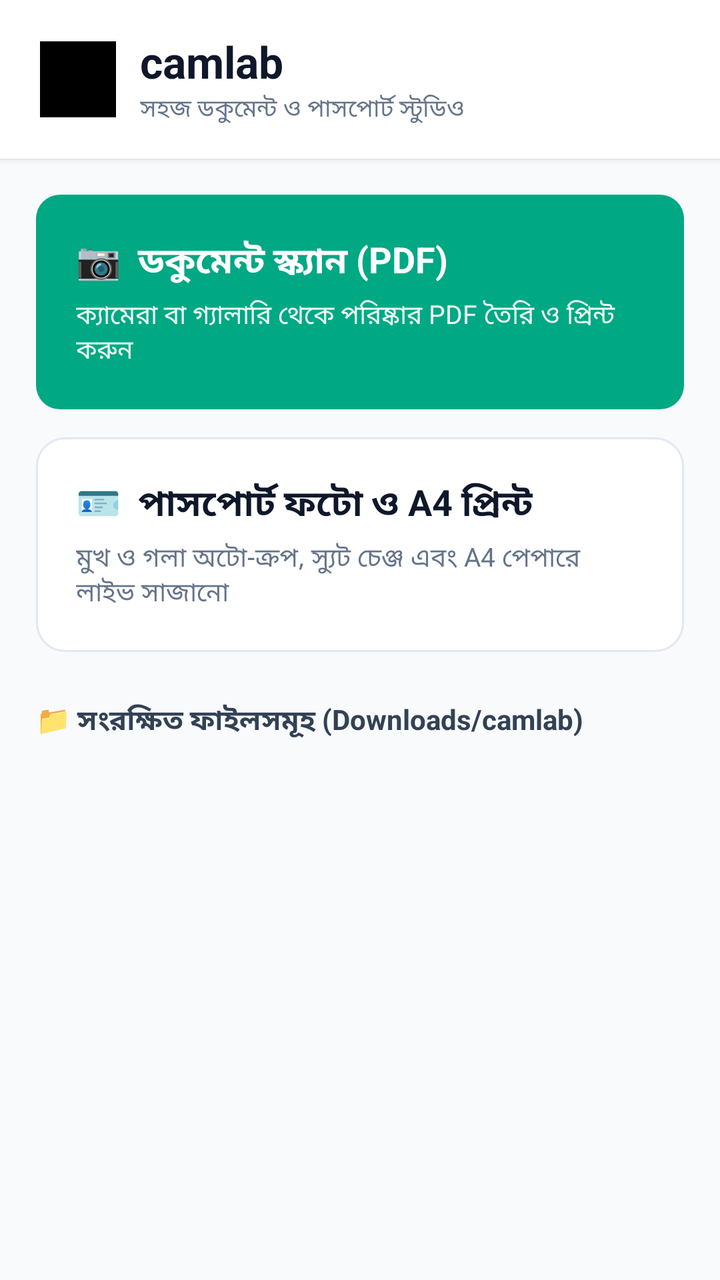
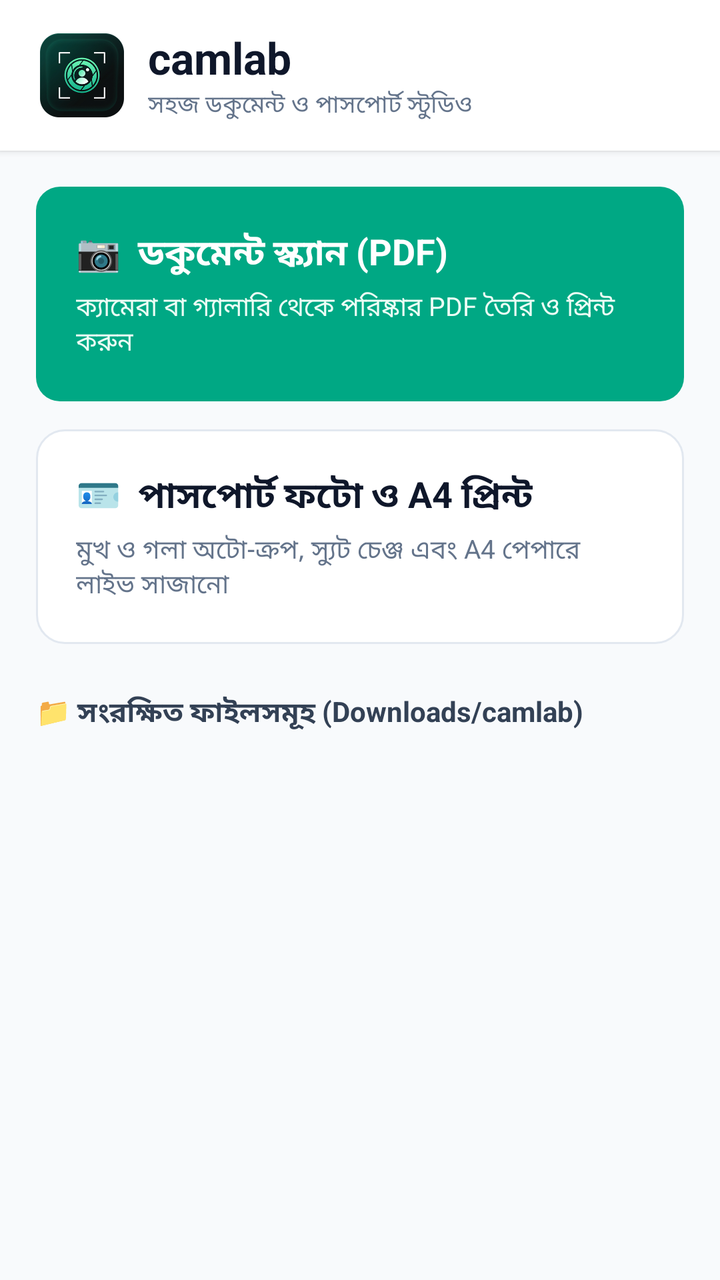

The first picture is an Android layout as it rendered before a commit; the second is the same layout after the commit. The layout source and the unified diff follow.
<!-- AndroidManifest.xml: application theme Theme.CamScannerPro -->
<!-- res/layout/activity_main.xml -->
<?xml version="1.0" encoding="utf-8"?>
<LinearLayout xmlns:android="http://schemas.android.com/apk/res/android"
    android:layout_width="match_parent"
    android:layout_height="match_parent"
    android:orientation="vertical"
    android:background="#F8FAFC">

    
    <LinearLayout
        android:layout_width="match_parent"
        android:layout_height="wrap_content"
        android:background="#FFFFFF"
        android:paddingHorizontal="20dp"
        android:paddingVertical="16dp"
        android:gravity="center_vertical"
        android:elevation="2dp">

        <ImageView
            android:layout_width="38dp"
            android:layout_height="38dp"
            android:src="@mipmap/ic_launcher"
            android:contentDescription="camlab" />

        <LinearLayout
            android:layout_width="0dp"
            android:layout_height="wrap_content"
            android:layout_weight="1"
            android:layout_marginStart="12dp"
            android:orientation="vertical">

            <TextView
                android:layout_width="wrap_content"
                android:layout_height="wrap_content"
                android:text="camlab"
                android:textColor="#0F172A"
                android:textSize="22sp"
                android:textStyle="bold" />

            <TextView
                android:layout_width="wrap_content"
                android:layout_height="wrap_content"
                android:text="সহজ ডকুমেন্ট ও পাসপোর্ট স্টুডিও"
                android:textColor="#64748B"
                android:textSize="12sp" />
        </LinearLayout>
    </LinearLayout>

    <ScrollView
        android:layout_width="match_parent"
        android:layout_height="match_parent"
        android:fillViewport="true">

        <LinearLayout
            android:layout_width="match_parent"
            android:layout_height="wrap_content"
            android:orientation="vertical"
            android:padding="18dp">

            
            <LinearLayout
                android:id="@+id/card_doc_scan"
                android:layout_width="match_parent"
                android:layout_height="wrap_content"
                android:background="@drawable/bg_btn_primary"
                android:padding="20dp"
                android:orientation="vertical"
                android:clickable="true"
                android:focusable="true">

                <TextView
                    android:layout_width="wrap_content"
                    android:layout_height="wrap_content"
                    android:text="📷  ডকুমেন্ট স্ক্যান (PDF)"
                    android:textColor="#FFFFFF"
                    android:textSize="18sp"
                    android:textStyle="bold" />

                <TextView
                    android:layout_width="wrap_content"
                    android:layout_height="wrap_content"
                    android:layout_marginTop="4dp"
                    android:text="ক্যামেরা বা গ্যালারি থেকে পরিষ্কার PDF তৈরি ও প্রিন্ট করুন"
                    android:textColor="#ECFDF5"
                    android:textSize="13sp" />
            </LinearLayout>

            <LinearLayout
                android:id="@+id/card_passport_studio"
                android:layout_width="match_parent"
                android:layout_height="wrap_content"
                android:layout_marginTop="14dp"
                android:background="@drawable/bg_card"
                android:padding="20dp"
                android:orientation="vertical"
                android:clickable="true"
                android:focusable="true">

                <TextView
                    android:layout_width="wrap_content"
                    android:layout_height="wrap_content"
                    android:text="🪪  পাসপোর্ট ফটো ও A4 প্রিন্ট"
                    android:textColor="#0F172A"
                    android:textSize="18sp"
                    android:textStyle="bold" />

                <TextView
                    android:layout_width="wrap_content"
                    android:layout_height="wrap_content"
                    android:layout_marginTop="4dp"
                    android:text="মুখ ও গলা অটো-ক্রপ, স্যুট চেঞ্জ এবং A4 পেপারে লাইভ সাজানো"
                    android:textColor="#64748B"
                    android:textSize="13sp" />
            </LinearLayout>

            
            <TextView
                android:layout_width="wrap_content"
                android:layout_height="wrap_content"
                android:layout_marginTop="24dp"
                android:layout_marginBottom="10dp"
                android:text="📁 সংরক্ষিত ফাইলসমূহ (Downloads/camlab)"
                android:textColor="#334155"
                android:textSize="14sp"
                android:textStyle="bold" />

            <LinearLayout
                android:id="@+id/saved_files_container"
                android:layout_width="match_parent"
                android:layout_height="wrap_content"
                android:orientation="vertical" />
        </LinearLayout>
    </ScrollView>
</LinearLayout>
<!-- resources referenced by this layout -->
<resources>
  <!-- drawable bg_btn_primary (drawable) -->
  <?xml version="1.0" encoding="utf-8"?>
  <shape xmlns:android="http://schemas.android.com/apk/res/android" android:shape="rectangle">
      <solid android:color="#00A884" />
      <corners android:radius="12dp" />
  </shape>
  <!-- drawable bg_card (drawable) -->
  <?xml version="1.0" encoding="utf-8"?>
  <shape xmlns:android="http://schemas.android.com/apk/res/android" android:shape="rectangle">
      <solid android:color="#FFFFFF" />
      <corners android:radius="14dp" />
      <stroke android:width="1dp" android:color="#E2E8F0" />
  </shape>
  <!-- mipmap ic_launcher: png bitmap (mipmap-xxhdpi, 67 bytes) -->
  <style name="Theme.CamScannerPro" parent="Theme.MaterialComponents.Light.NoActionBar">
          <item name="colorPrimary">#00A884</item>
          <item name="colorPrimaryDark">#00896C</item>
          <item name="colorAccent">#00A884</item>
          <item name="android:statusBarColor">#00896C</item>
      </style>
</resources>

<!-- the commit's change to res/layout/activity_main.xml (unified diff, before → after) -->
@@ -3,6 +3,7 @@
     android:layout_width="match_parent"
     android:layout_height="match_parent"
     android:orientation="vertical"
+    android:fitsSystemWindows="true"
     android:background="#F8FAFC">
 
     
@@ -11,14 +12,14 @@
         android:layout_height="wrap_content"
         android:background="#FFFFFF"
         android:paddingHorizontal="20dp"
-        android:paddingVertical="16dp"
+        android:paddingVertical="14dp"
         android:gravity="center_vertical"
         android:elevation="2dp">
 
         <ImageView
-            android:layout_width="38dp"
-            android:layout_height="38dp"
-            android:src="@mipmap/ic_launcher"
+            android:layout_width="42dp"
+            android:layout_height="42dp"
+            android:src="@drawable/ic_camlab_logo"
             android:contentDescription="camlab" />
 
         <LinearLayout
<!-- resource entries referenced after the edit -->
@@ -13,12 +13,13 @@
       <corners android:radius="14dp" />
       <stroke android:width="1dp" android:color="#E2E8F0" />
   </shape>
-  <!-- mipmap ic_launcher: png bitmap (mipmap-xxhdpi, 67 bytes) -->
+  <!-- drawable ic_camlab_logo: png bitmap (drawable, 90213 bytes) -->
   <style name="Theme.CamScannerPro" parent="Theme.MaterialComponents.Light.NoActionBar">
           <item name="colorPrimary">#00A884</item>
           <item name="colorPrimaryDark">#00896C</item>
           <item name="colorAccent">#00A884</item>
           <item name="android:statusBarColor">#00896C</item>
+          <item name="android:textAllCaps">false</item>
       </style>
 </resources>
 
